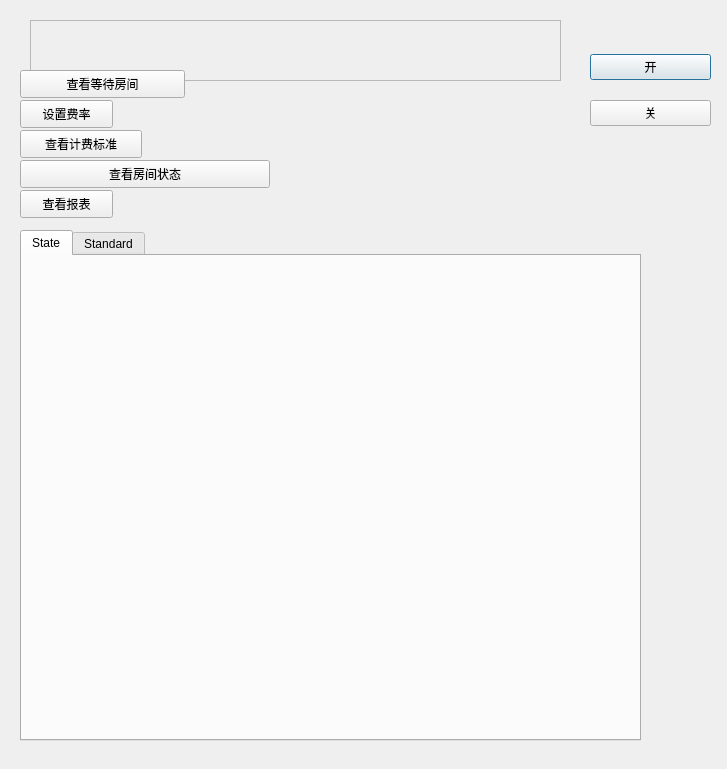
The window that server.ui (demoOS-BUPT/demoSE) describes before a commit, drawn with Qt 5.
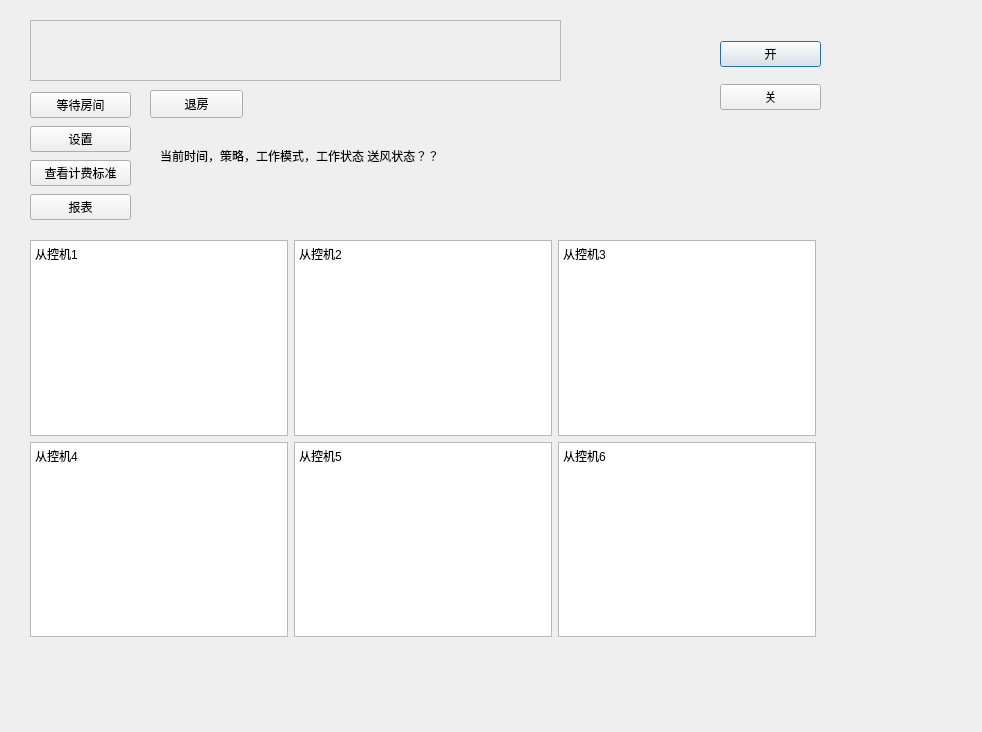
The same window after the commit.

Commit message: 报表,emmm其他零碎的东西

Patch:
```diff
--- a/server.ui
+++ b/server.ui
@@ -6,43 +6,20 @@
    <rect>
     <x>0</x>
     <y>0</y>
-    <width>727</width>
-    <height>769</height>
+    <width>982</width>
+    <height>732</height>
    </rect>
   </property>
   <property name="windowTitle">
    <string>Dialog</string>
   </property>
-  <widget class="QTabWidget" name="tabWidget">
-   <property name="geometry">
-    <rect>
-     <x>20</x>
-     <y>230</y>
-     <width>621</width>
-     <height>511</height>
-    </rect>
-   </property>
-   <property name="currentIndex">
-    <number>0</number>
-   </property>
-   <widget class="QWidget" name="State">
-    <attribute name="title">
-     <string>State</string>
-    </attribute>
-   </widget>
-   <widget class="QWidget" name="Standard">
-    <attribute name="title">
-     <string>Standard</string>
-    </attribute>
-   </widget>
-  </widget>
   <widget class="QWidget" name="layoutWidget">
    <property name="geometry">
     <rect>
-     <x>590</x>
-     <y>40</y>
-     <width>121</width>
-     <height>101</height>
+     <x>720</x>
+     <y>30</y>
+     <width>101</width>
+     <height>91</height>
     </rect>
    </property>
    <layout class="QVBoxLayout" name="verticalLayout">
@@ -92,70 +69,157 @@
     <string/>
    </property>
   </widget>
-  <widget class="QPushButton" name="setRateBtn">
+  <widget class="QLabel" name="label">
    <property name="geometry">
     <rect>
-     <x>20</x>
+     <x>160</x>
      <y>100</y>
-     <width>93</width>
-     <height>28</height>
+     <width>351</width>
+     <height>111</height>
     </rect>
    </property>
    <property name="text">
-    <string>设置费率</string>
+    <string>当前时间，策略，工作模式，工作状态 送风状态？？</string>
    </property>
   </widget>
-  <widget class="QPushButton" name="pushButton_4">
+  <widget class="QPushButton" name="checkoutBtn">
    <property name="geometry">
     <rect>
-     <x>20</x>
-     <y>130</y>
-     <width>122</width>
+     <x>150</x>
+     <y>90</y>
+     <width>93</width>
      <height>28</height>
     </rect>
    </property>
    <property name="text">
-    <string>查看计费标准</string>
+    <string>退房</string>
    </property>
   </widget>
-  <widget class="QPushButton" name="waitQueBtn">
+  <widget class="QWidget" name="layoutWidget">
    <property name="geometry">
     <rect>
-     <x>20</x>
-     <y>70</y>
-     <width>165</width>
-     <height>28</height>
+     <x>30</x>
+     <y>90</y>
+     <width>101</width>
+     <height>135</height>
     </rect>
    </property>
-   <property name="text">
-    <string>查看等待房间</string>
-   </property>
+   <layout class="QVBoxLayout" name="verticalLayout_2">
+    <item>
+     <widget class="QPushButton" name="waitQueBtn">
+      <property name="text">
+       <string>等待房间</string>
+      </property>
+     </widget>
+    </item>
+    <item>
+     <widget class="QPushButton" name="setBtn">
+      <property name="text">
+       <string>设置</string>
+      </property>
+     </widget>
+    </item>
+    <item>
+     <widget class="QPushButton" name="pushButton_4">
+      <property name="text">
+       <string>查看计费标准</string>
+      </property>
+     </widget>
+    </item>
+    <item>
+     <widget class="QPushButton" name="formBtn">
+      <property name="text">
+       <string>报表</string>
+      </property>
+     </widget>
+    </item>
+   </layout>
   </widget>
-  <widget class="QPushButton" name="pushButton">
+  <widget class="QWidget" name="layoutWidget">
    <property name="geometry">
     <rect>
-     <x>20</x>
-     <y>160</y>
-     <width>250</width>
-     <height>28</height>
+     <x>30</x>
+     <y>240</y>
+     <width>786</width>
+     <height>397</height>
     </rect>
    </property>
-   <property name="text">
-    <string>查看房间状态</string>
-   </property>
-  </widget>
-  <widget class="QPushButton" name="pushButton_5">
-   <property name="geometry">
-    <rect>
-     <x>20</x>
-     <y>190</y>
-     <width>93</width>
-     <height>28</height>
-    </rect>
-   </property>
-   <property name="text">
-    <string>查看报表</string>
-   </property>
+   <layout class="QVBoxLayout" name="verticalLayout_3">
+    <item>
+     <layout class="QHBoxLayout" name="horizontalLayout_3">
+      <item>
+       <widget class="QTextBrowser" name="s1Browser">
+        <property name="html">
+         <string>&lt;!DOCTYPE HTML PUBLIC &quot;-//W3C//DTD HTML 4.0//EN&quot; &quot;http://www.w3.org/TR/REC-html40/strict.dtd&quot;&gt;
+&lt;html&gt;&lt;head&gt;&lt;meta name=&quot;qrichtext&quot; content=&quot;1&quot; /&gt;&lt;style type=&quot;text/css&quot;&gt;
+p, li { white-space: pre-wrap; }
+&lt;/style&gt;&lt;/head&gt;&lt;body style=&quot; font-family:'SimSun'; font-size:9pt; font-weight:400; font-style:normal;&quot;&gt;
+&lt;p style=&quot; margin-top:0px; margin-bottom:0px; margin-left:0px; margin-right:0px; -qt-block-indent:0; text-indent:0px;&quot;&gt;从控机1&lt;/p&gt;&lt;/body&gt;&lt;/html&gt;</string>
+        </property>
+       </widget>
+      </item>
+      <item>
+       <widget class="QTextBrowser" name="s2Browser">
+        <property name="html">
+         <string>&lt;!DOCTYPE HTML PUBLIC &quot;-//W3C//DTD HTML 4.0//EN&quot; &quot;http://www.w3.org/TR/REC-html40/strict.dtd&quot;&gt;
+&lt;html&gt;&lt;head&gt;&lt;meta name=&quot;qrichtext&quot; content=&quot;1&quot; /&gt;&lt;style type=&quot;text/css&quot;&gt;
+p, li { white-space: pre-wrap; }
+&lt;/style&gt;&lt;/head&gt;&lt;body style=&quot; font-family:'SimSun'; font-size:9pt; font-weight:400; font-style:normal;&quot;&gt;
+&lt;p style=&quot; margin-top:0px; margin-bottom:0px; margin-left:0px; margin-right:0px; -qt-block-indent:0; text-indent:0px;&quot;&gt;从控机2&lt;/p&gt;&lt;/body&gt;&lt;/html&gt;</string>
+        </property>
+       </widget>
+      </item>
+      <item>
+       <widget class="QTextBrowser" name="s3Browser">
+        <property name="html">
+         <string>&lt;!DOCTYPE HTML PUBLIC &quot;-//W3C//DTD HTML 4.0//EN&quot; &quot;http://www.w3.org/TR/REC-html40/strict.dtd&quot;&gt;
+&lt;html&gt;&lt;head&gt;&lt;meta name=&quot;qrichtext&quot; content=&quot;1&quot; /&gt;&lt;style type=&quot;text/css&quot;&gt;
+p, li { white-space: pre-wrap; }
+&lt;/style&gt;&lt;/head&gt;&lt;body style=&quot; font-family:'SimSun'; font-size:9pt; font-weight:400; font-style:normal;&quot;&gt;
+&lt;p style=&quot; margin-top:0px; margin-bottom:0px; margin-left:0px; margin-right:0px; -qt-block-indent:0; text-indent:0px;&quot;&gt;从控机3&lt;/p&gt;&lt;/body&gt;&lt;/html&gt;</string>
+        </property>
+       </widget>
+      </item>
+     </layout>
+    </item>
+    <item>
+     <layout class="QHBoxLayout" name="horizontalLayout_4">
+      <item>
+       <widget class="QTextBrowser" name="s4Browser">
+        <property name="html">
+         <string>&lt;!DOCTYPE HTML PUBLIC &quot;-//W3C//DTD HTML 4.0//EN&quot; &quot;http://www.w3.org/TR/REC-html40/strict.dtd&quot;&gt;
+&lt;html&gt;&lt;head&gt;&lt;meta name=&quot;qrichtext&quot; content=&quot;1&quot; /&gt;&lt;style type=&quot;text/css&quot;&gt;
+p, li { white-space: pre-wrap; }
+&lt;/style&gt;&lt;/head&gt;&lt;body style=&quot; font-family:'SimSun'; font-size:9pt; font-weight:400; font-style:normal;&quot;&gt;
+&lt;p style=&quot; margin-top:0px; margin-bottom:0px; margin-left:0px; margin-right:0px; -qt-block-indent:0; text-indent:0px;&quot;&gt;从控机4&lt;/p&gt;&lt;/body&gt;&lt;/html&gt;</string>
+        </property>
+       </widget>
+      </item>
+      <item>
+       <widget class="QTextBrowser" name="s5Browser">
+        <property name="html">
+         <string>&lt;!DOCTYPE HTML PUBLIC &quot;-//W3C//DTD HTML 4.0//EN&quot; &quot;http://www.w3.org/TR/REC-html40/strict.dtd&quot;&gt;
+&lt;html&gt;&lt;head&gt;&lt;meta name=&quot;qrichtext&quot; content=&quot;1&quot; /&gt;&lt;style type=&quot;text/css&quot;&gt;
+p, li { white-space: pre-wrap; }
+&lt;/style&gt;&lt;/head&gt;&lt;body style=&quot; font-family:'SimSun'; font-size:9pt; font-weight:400; font-style:normal;&quot;&gt;
+&lt;p style=&quot; margin-top:0px; margin-bottom:0px; margin-left:0px; margin-right:0px; -qt-block-indent:0; text-indent:0px;&quot;&gt;从控机5&lt;/p&gt;&lt;/body&gt;&lt;/html&gt;</string>
+        </property>
+       </widget>
+      </item>
+      <item>
+       <widget class="QTextBrowser" name="s6">
+        <property name="html">
+         <string>&lt;!DOCTYPE HTML PUBLIC &quot;-//W3C//DTD HTML 4.0//EN&quot; &quot;http://www.w3.org/TR/REC-html40/strict.dtd&quot;&gt;
+&lt;html&gt;&lt;head&gt;&lt;meta name=&quot;qrichtext&quot; content=&quot;1&quot; /&gt;&lt;style type=&quot;text/css&quot;&gt;
+p, li { white-space: pre-wrap; }
+&lt;/style&gt;&lt;/head&gt;&lt;body style=&quot; font-family:'SimSun'; font-size:9pt; font-weight:400; font-style:normal;&quot;&gt;
+&lt;p style=&quot; margin-top:0px; margin-bottom:0px; margin-left:0px; margin-right:0px; -qt-block-indent:0; text-indent:0px;&quot;&gt;从控机6&lt;/p&gt;&lt;/body&gt;&lt;/html&gt;</string>
+        </property>
+       </widget>
+      </item>
+     </layout>
+    </item>
+   </layout>
   </widget>
  </widget>
  <resources/>
```
The commit also changes 7 other files.
